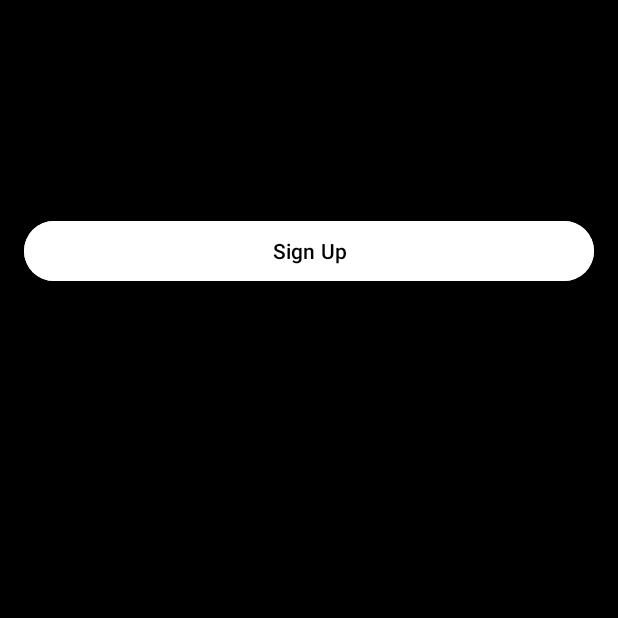
After one commit to CMPUT301F24tundra/tundra-snow, an Android app: the EventDetailActivity screen opened directly, with no data from a screen before it, on a phone screen of 412 x 824 dp, the top half of it. The commit adds this screen. Run offline under Robolectric (Android 15) with nearby library versions, the phone set to English and light mode, and no system bars; our stand-ins replace Firebase (no records; nobody signed in at launch, a user with empty details on screens opened directly).

Commit message:
modified events, EventAdapter class created eventdetail activity class signup_event_view.xml

```diff
--- a/tundrasnowapp/app/src/main/AndroidManifest.xml
+++ b/tundrasnowapp/app/src/main/AndroidManifest.xml
@@ -29,6 +29,7 @@
         <activity android:name=".EntrantSignupActivity" />
         <activity android:name=".EventViewActivity" />
         <activity android:name=".CreateEventActivity" />
+        <activity android:name=".EventDetailActivity" />
     </application>
 
 </manifest>
--- /dev/null
+++ b/tundrasnowapp/app/src/main/java/com/example/tundra_snow_app/EventDetailActivity.java
@@ -0,0 +1,71 @@
+package com.example.tundra_snow_app;
+
+import android.os.Bundle;
+import android.widget.Button;
+import android.widget.TextView;
+import android.widget.Toast;
+import androidx.annotation.NonNull;
+import androidx.appcompat.app.AppCompatActivity;
+import com.google.firebase.auth.FirebaseAuth;
+import com.google.firebase.firestore.DocumentSnapshot;
+import com.google.firebase.firestore.FirebaseFirestore;
+import com.google.firebase.firestore.FieldValue;
+
+public class EventDetailActivity extends AppCompatActivity {
+
+    private TextView titleTextView, dateTextView, locationTextView, descriptionTextView;
+    private Button signUpButton;
+    private FirebaseFirestore db;
+    private String eventID;
+
+    @Override
+    protected void onCreate(Bundle savedInstanceState) {
+        super.onCreate(savedInstanceState);
+        setContentView(R.layout.signup_event_view);
+
+        // Initialize views
+        titleTextView = findViewById(R.id.detailEventTitle);
+        dateTextView = findViewById(R.id.detailEventDate);
+        locationTextView = findViewById(R.id.detailEventLocation);
+        descriptionTextView = findViewById(R.id.detailEventDescription);
+        signUpButton = findViewById(R.id.buttonSignUpForEvent);
+
+        db = FirebaseFirestore.getInstance();
+        eventID = getIntent().getStringExtra("eventID");  // Get event ID from intent
+
+        loadEventDetails();
+
+        signUpButton.setOnClickListener(v -> signUpForEvent());
+    }
+
+    private void loadEventDetails() {
+        db.collection("events").document(eventID).get()
+                .addOnSuccessListener(documentSnapshot -> {
+                    if (documentSnapshot.exists()) {
+                        Events event = documentSnapshot.toObject(Events.class);
+                        if (event != null) {
+                            titleTextView.setText(event.getTitle());
+                            dateTextView.setText(event.getFormattedStartDate());
+                            locationTextView.setText(event.getLocation());
+                            descriptionTextView.setText(event.getDescription());
+                        }
+                    } else {
+                        Toast.makeText(this, "Event not found", Toast.LENGTH_SHORT).show();
+                    }
+                })
+                .addOnFailureListener(e -> Toast.makeText(this, "Failed to load event details", Toast.LENGTH_SHORT).show());
+    }
+
+    private void signUpForEvent() {
+        String currentUserId = FirebaseAuth.getInstance().getCurrentUser().getUid();
+
+        db.collection("events")
+                .document(eventID)
+                .update("entrantList", FieldValue.arrayUnion(currentUserId))
+                .addOnSuccessListener(aVoid -> {
+                    Toast.makeText(this, "Signed up successfully!", Toast.LENGTH_SHORT).show();
+                    signUpButton.setEnabled(false);  // Disable button after signing up
+                })
+                .addOnFailureListener(e -> Toast.makeText(this, "Sign-up failed", Toast.LENGTH_SHORT).show());
+    }
+}
--- /dev/null
+++ b/tundrasnowapp/app/src/main/res/layout/signup_event_view.xml
@@ -0,0 +1,57 @@
+<?xml version="1.0" encoding="utf-8"?>
+<ScrollView
+    xmlns:android="http://schemas.android.com/apk/res/android"
+    android:layout_width="match_parent"
+    android:layout_height="match_parent"
+    android:background="#000000"
+    android:padding="16dp">
+
+    <LinearLayout
+        android:layout_width="match_parent"
+        android:layout_height="wrap_content"
+        android:orientation="vertical">
+
+        <!-- Event Title -->
+        <TextView
+            android:id="@+id/detailEventTitle"
+            android:layout_width="wrap_content"
+            android:layout_height="wrap_content"
+            android:textSize="22sp"
+            android:textStyle="bold"
+            android:textColor="#FFFFFF" />
+
+        <!-- Event Date -->
+        <TextView
+            android:id="@+id/detailEventDate"
+            android:layout_width="wrap_content"
+            android:layout_height="wrap_content"
+            android:paddingTop="8dp"
+            android:textColor="#FFFFFF" />
+
+        <!-- Event Location -->
+        <TextView
+            android:id="@+id/detailEventLocation"
+            android:layout_width="wrap_content"
+            android:layout_height="wrap_content"
+            android:paddingTop="8dp"
+            android:textColor="#FFFFFF" />
+
+        <!-- Event Description -->
+        <TextView
+            android:id="@+id/detailEventDescription"
+            android:layout_width="wrap_content"
+            android:layout_height="wrap_content"
+            android:paddingTop="8dp"
+            android:textColor="#FFFFFF" />
+
+        <!-- Sign-Up Button -->
+        <Button
+            android:id="@+id/buttonSignUpForEvent"
+            android:layout_width="match_parent"
+            android:layout_height="wrap_content"
+            android:text="Sign Up"
+            android:backgroundTint="#FFFFFF"
+            android:textColor="#000000"
+            android:layout_marginTop="16dp" />
+    </LinearLayout>
+</ScrollView>
```
Also changed, not shown: tundrasnowapp/app/src/main/java/com/example/tundra_snow_app/EventAdapter.java (+9 -0 lines), tundrasnowapp/app/src/main/java/com/example/tundra_snow_app/Events.java (+20 -5 lines).
